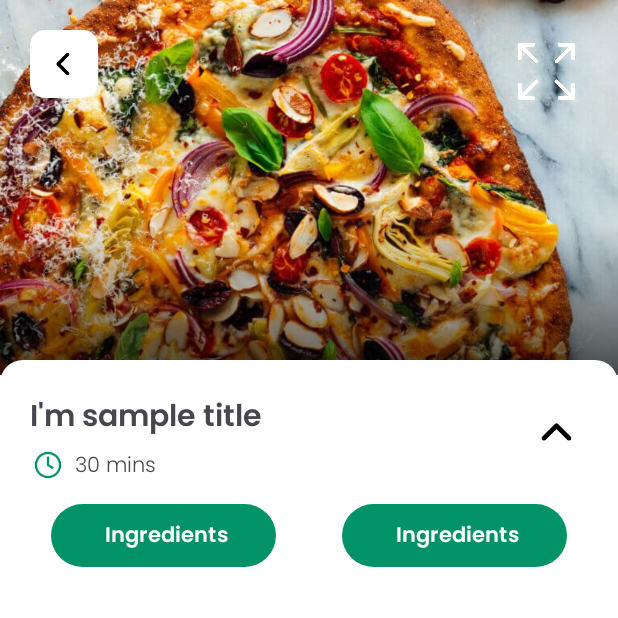
After one commit to KrishVerma7/CookBook, an Android app: the RecipeActivity screen opened directly, with no data from a screen before it, on a phone screen of 412 x 824 dp, the top half of it. The commit adds this screen. Run offline under Robolectric (Android 15) with nearby library versions, the phone set to English and light mode, and no system bars.

Commit message:
fixed some design issues in activity_category.xml and implementing activity_recipe.xml

```diff
--- a/app/src/main/AndroidManifest.xml
+++ b/app/src/main/AndroidManifest.xml
@@ -14,6 +14,9 @@
         android:supportsRtl="true"
         android:theme="@style/Theme.CookBook"
         tools:targetApi="31">
+        <activity
+            android:name=".RecipeActivity"
+            android:exported="false" />
         <activity
             android:name=".CategoryActivity"
             android:exported="false" />
--- /dev/null
+++ b/app/src/main/java/com/example/cookbook/RecipeActivity.kt
@@ -0,0 +1,20 @@
+package com.example.cookbook
+
+import android.os.Bundle
+import androidx.activity.enableEdgeToEdge
+import androidx.appcompat.app.AppCompatActivity
+import androidx.core.view.ViewCompat
+import androidx.core.view.WindowInsetsCompat
+
+class RecipeActivity : AppCompatActivity() {
+    override fun onCreate(savedInstanceState: Bundle?) {
+        super.onCreate(savedInstanceState)
+        enableEdgeToEdge()
+        setContentView(R.layout.activity_recipe)
+        ViewCompat.setOnApplyWindowInsetsListener(findViewById(R.id.main)) { v, insets ->
+            val systemBars = insets.getInsets(WindowInsetsCompat.Type.systemBars())
+            v.setPadding(systemBars.left, systemBars.top, systemBars.right, systemBars.bottom)
+            insets
+        }
+    }
+}
--- a/app/src/main/res/layout/activity_category.xml
+++ b/app/src/main/res/layout/activity_category.xml
@@ -40,10 +40,12 @@
     <androidx.recyclerview.widget.RecyclerView
         android:id="@+id/rv_category"
         android:layout_width="409dp"
-        android:layout_height="794dp"
-        android:layout_marginTop="8dp"
+        android:layout_height="0dp"
+        android:layout_marginStart="5dp"
+        android:layout_marginTop="20dp"
+        android:layout_marginEnd="5dp"
         app:layout_constraintBottom_toBottomOf="parent"
         app:layout_constraintEnd_toEndOf="parent"
         app:layout_constraintStart_toStartOf="parent"
-        app:layout_constraintTop_toBottomOf="@+id/imageView4" />
+        app:layout_constraintTop_toBottomOf="@+id/tittle" />
 </androidx.constraintlayout.widget.ConstraintLayout>
--- /dev/null
+++ b/app/src/main/res/layout/activity_recipe.xml
@@ -0,0 +1,153 @@
+<?xml version="1.0" encoding="utf-8"?>
+<androidx.constraintlayout.widget.ConstraintLayout xmlns:android="http://schemas.android.com/apk/res/android"
+    xmlns:app="http://schemas.android.com/apk/res-auto"
+    xmlns:tools="http://schemas.android.com/tools"
+    android:id="@+id/main"
+    android:layout_width="match_parent"
+    android:layout_height="match_parent"
+    tools:context=".RecipeActivity">
+
+    <ImageView
+        android:id="@+id/item_img"
+        android:layout_width="wrap_content"
+        android:layout_height="250dp"
+        android:background="#f6f6f6"
+        android:hapticFeedbackEnabled="true"
+        android:scaleType="centerCrop"
+        app:layout_constraintEnd_toEndOf="parent"
+        app:layout_constraintStart_toStartOf="parent"
+        app:layout_constraintTop_toTopOf="parent"
+        app:srcCompat="@drawable/pizza_sample" />
+
+    <ImageView
+        android:id="@+id/shadow"
+        android:layout_width="match_parent"
+        android:layout_height="100dp"
+        app:layout_constraintBottom_toBottomOf="@+id/item_img"
+        app:layout_constraintEnd_toEndOf="parent"
+        app:layout_constraintStart_toStartOf="parent"
+        app:srcCompat="@drawable/image_btm_overlay" />
+
+    <ImageView
+        android:id="@+id/back_btn"
+        android:layout_width="45dp"
+        android:layout_height="45dp"
+        android:layout_marginStart="20dp"
+        android:layout_marginTop="20dp"
+        android:clickable="true"
+        android:hapticFeedbackEnabled="true"
+        android:padding="4dp"
+        android:background="@drawable/card_back_btn"
+        android:foregroundGravity="center"
+        app:layout_constraintStart_toStartOf="parent"
+        app:layout_constraintTop_toTopOf="parent"
+        app:srcCompat="@drawable/back_icon" />
+
+    <ImageView
+        android:id="@+id/fullScreen"
+        android:layout_width="55dp"
+        android:layout_height="55dp"
+        android:layout_marginEnd="20dp"
+        android:padding="4dp"
+        android:clickable="true"
+        app:tint="@color/white"
+        app:layout_constraintBottom_toBottomOf="@+id/back_btn"
+        app:layout_constraintEnd_toEndOf="parent"
+        app:layout_constraintTop_toTopOf="@+id/back_btn"
+        app:layout_constraintVertical_bias="0.0"
+        app:srcCompat="@drawable/full_size_ic" />
+
+    <RelativeLayout
+        android:id="@+id/relativeLayout"
+        android:layout_width="0dp"
+        android:layout_height="0dp"
+        android:layout_marginTop="-10dp"
+        android:background="@drawable/card_recipe"
+        app:layout_constraintBottom_toBottomOf="parent"
+        app:layout_constraintEnd_toEndOf="parent"
+        app:layout_constraintStart_toStartOf="parent"
+        app:layout_constraintTop_toBottomOf="@+id/item_img">
+
+        <TextView
+            android:id="@+id/tittle"
+            android:layout_width="match_parent"
+            android:layout_height="wrap_content"
+            android:layout_marginStart="20dp"
+            android:layout_marginTop="22dp"
+            android:layout_marginEnd="45dp"
+            android:fontFamily="@font/poppins"
+            android:text="I'm sample title"
+            android:textSize="20sp" />
+
+        <ImageView
+            android:id="@+id/clock"
+            android:layout_width="24dp"
+            android:layout_height="24dp"
+            android:layout_below="@id/tittle"
+            android:layout_alignParentStart="true"
+            android:layout_marginStart="20dp"
+            android:layout_marginTop="2dp"
+            android:src="@drawable/clock_icon"
+            app:tint="#019267" />
+
+        <TextView
+            android:id="@+id/time"
+            android:layout_width="wrap_content"
+            android:layout_height="24dp"
+            android:layout_below="@id/tittle"
+            android:layout_marginStart="6dp"
+            android:layout_marginTop="3dp"
+            android:layout_toEndOf="@id/clock"
+            android:fontFamily="@font/poppins_light"
+            android:gravity="center_vertical"
+            android:text="30 mins" />
+
+        <Button
+            android:id="@+id/ing"
+            android:layout_width="150dp"
+            android:layout_height="42dp"
+            android:layout_alignParentStart="true"
+            android:layout_below="@id/tittle"
+            android:layout_marginTop="40dp"
+            android:layout_marginStart="34dp"
+            android:background="@drawable/btn_ing"
+            android:fontFamily="@font/poppins"
+            android:paddingRight="20dp"
+            android:text="Ingredients" />
+
+        <ScrollView
+            android:layout_width="match_parent"
+            android:layout_height="wrap_content"
+            android:layout_alignParentStart="true"
+            android:padding="10dp"
+            android:layout_below="@id/ing">
+
+            <TextView
+                android:layout_width="match_parent"
+                android:layout_height="wrap_content"/>
+        </ScrollView>
+
+        <Button
+            android:id="@+id/button2"
+            android:layout_width="150dp"
+            android:layout_height="42dp"
+            android:layout_alignParentEnd="true"
+            android:layout_below="@id/tittle"
+            android:layout_marginTop="40dp"
+            android:layout_marginEnd="34dp"
+            android:background="@drawable/btn_ing"
+            android:fontFamily="@font/poppins"
+            android:paddingRight="20dp"
+            android:text="Ingredients" />
+    </RelativeLayout>
+
+    <ImageView
+        android:id="@+id/imageView10"
+        android:layout_width="50dp"
+        android:layout_height="50dp"
+        android:layout_marginTop="24dp"
+        android:layout_marginEnd="16dp"
+        app:layout_constraintEnd_toEndOf="parent"
+        app:layout_constraintTop_toTopOf="@+id/relativeLayout"
+        app:srcCompat="@drawable/scroll_up" />
+</androidx.constraintlayout.widget.ConstraintLayout>
--- a/app/src/main/res/values-night/themes.xml
+++ b/app/src/main/res/values-night/themes.xml
@@ -1,8 +1,10 @@
 <resources xmlns:tools="http://schemas.android.com/tools">
     <!-- Base application theme. -->
     <style name="Base.Theme.CookBook" parent="Theme.Material3.DayNight.NoActionBar">
-        <!-- Customize your dark theme here. -->
-         <item name="colorPrimary">@color/purple_500</item>
+        <!-- Customize your light theme here. -->
+        <item name="colorPrimary">@color/purple_500</item>
     </style>
 
+    <style name="Theme.CookBook" parent="Base.Theme.CookBook"/>
+
 </resources>
```
